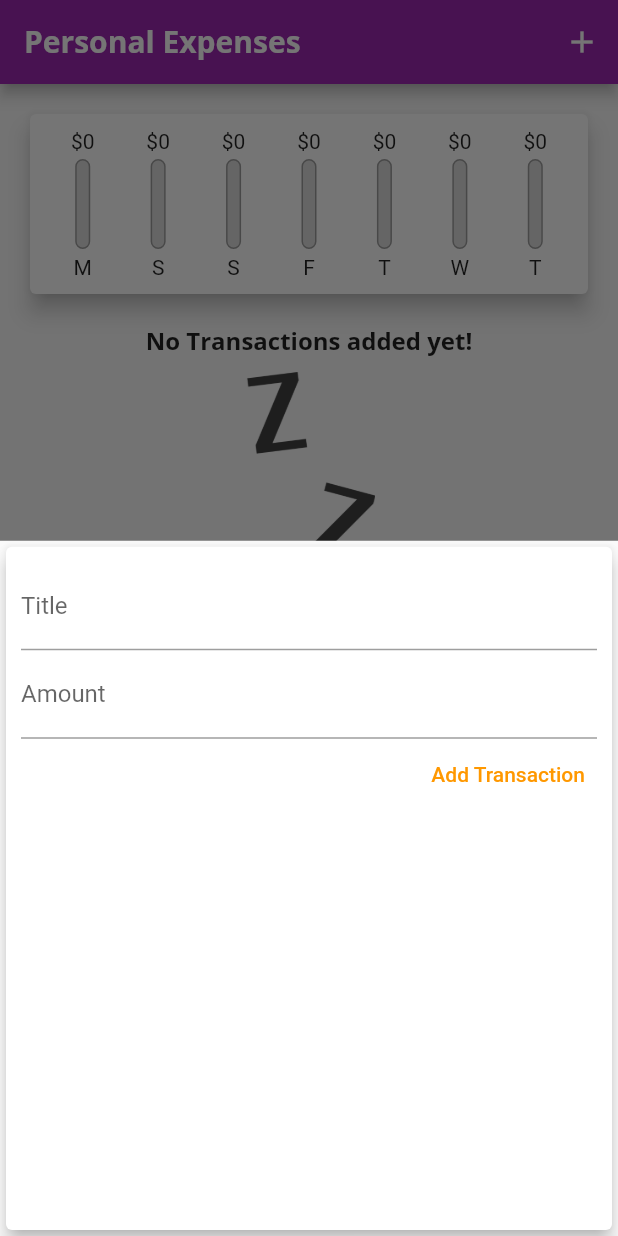
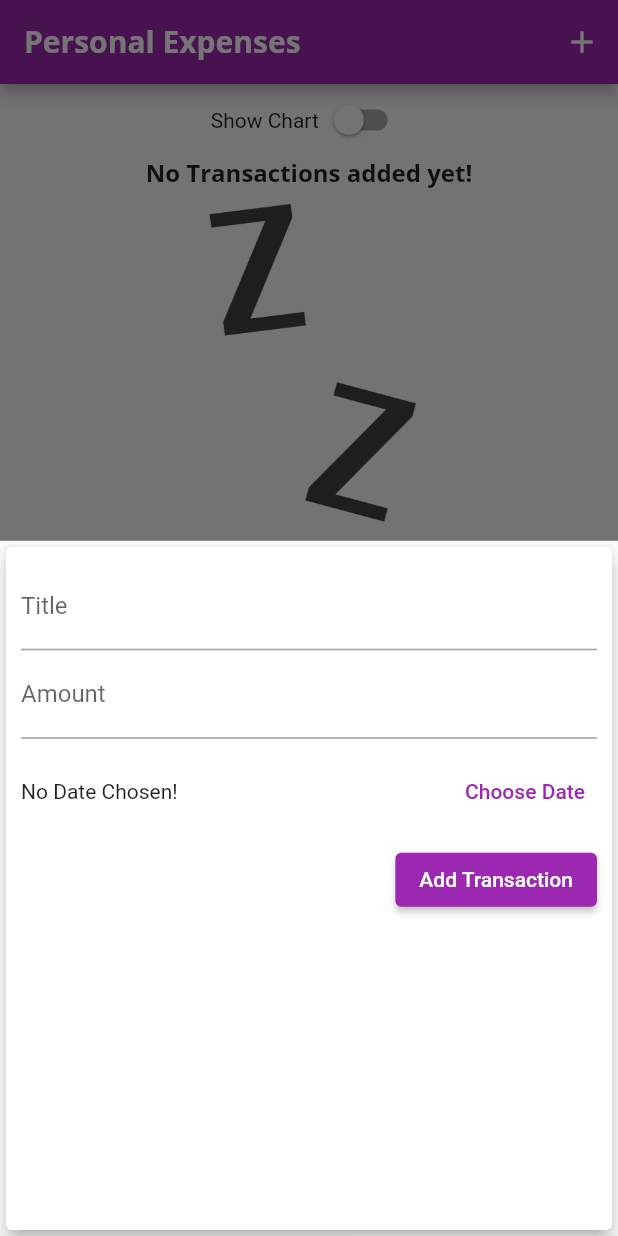
Before and after one commit to ductuanUET/personal_expenses_app, a Flutter app: the screen it shows after launch, after a tap on the "add" icon, on a phone screen of 412 x 824 dp. Run offline on Flutter 3.47's test engine with Material 2 defaults, Android fonts, the phone set to English and light mode, and no system bars.

Commit message:
update chart and transaction_list

```diff
--- a/lib/main.dart
+++ b/lib/main.dart
@@ -1,10 +1,16 @@
 import 'package:flutter/material.dart';
+import 'package:flutter/services.dart';
 import 'package:personal_expenses_app/widgets/new_transaction.dart';
 import 'models/transaction.dart';
 import './widgets/transaction_list.dart';
 import 'widgets/chart.dart';
 
 void main() {
+  // WidgetsFlutterBinding.ensureInitialized();
+  // SystemChrome.setPreferredOrientations([
+  //   DeviceOrientation.portraitUp,
+  //   DeviceOrientation.portraitDown,
+  // ]);
   runApp(MyApp());
 }
 
@@ -23,8 +29,7 @@ class MyApp extends StatelessWidget {
               fontFamily: 'OpenSans',
               fontSize: 16,
               fontWeight: FontWeight.bold,
-          )
-        ),
+            )),
         appBarTheme: AppBarTheme(
           titleTextStyle: TextStyle(
             fontFamily: 'OpenSans',
@@ -34,7 +39,6 @@ class MyApp extends StatelessWidget {
           ),
         ),
       ),
-
       home: MyHomePage(),
     );
   }
@@ -46,11 +50,12 @@ class MyHomePage extends StatefulWidget {
 }
 
 class _MyHomePageState extends State<MyHomePage> {
-  void _addNewTransaction(String txTitle, double txAmount) {
+  void _addNewTransaction(
+      String txTitle, double txAmount, DateTime choosenDate) {
     final newTx = Transaction(
       title: txTitle,
       amount: txAmount,
-      date: DateTime.now(),
+      date: choosenDate,
       id: DateTime.now().toString(),
     );
 
@@ -74,6 +79,7 @@ class _MyHomePageState extends State<MyHomePage> {
     // ),
   ];
 
+  bool _showChart = false;
   List<Transaction> get _recentTransactions {
     return _userTransactions.where((tx) {
       return tx.date!.isAfter(DateTime.now().subtract(Duration(days: 7)));
@@ -81,42 +87,78 @@ class _MyHomePageState extends State<MyHomePage> {
   }
 
   void _startAddNewTransaction(BuildContext ctx) {
-    showModalBottomSheet(context: ctx, builder: (_) {
+    showModalBottomSheet(
+      context: ctx,
+      builder: (_) {
         return GestureDetector(
           onTap: () {},
           child: NewTransaction(_addNewTransaction),
-        behavior: HitTestBehavior.opaque,);
+          behavior: HitTestBehavior.opaque,
+        );
+      },
+    );
+  }
 
-    },);
+  void _deleteTransaction(String id) {
+    setState(() {
+      _userTransactions.removeWhere((tx) => tx.id == id);
+    });
   }
 
   @override
   Widget build(BuildContext context) {
-    return Scaffold(
-      appBar: AppBar(
+    final appBar = AppBar(
       title: Text('Personal Expenses'),
       actions: [
-          IconButton(onPressed: () => _startAddNewTransaction(context), icon: Icon(Icons.add))
+        IconButton(
+            onPressed: () => _startAddNewTransaction(context),
+            icon: Icon(Icons.add))
       ],
-      ),
-      body:
-        SingleChildScrollView(
+    );
+    return Scaffold(
+      appBar: appBar,
+      body: SingleChildScrollView(
         child: Column(
           //mainAxisAlignment: MainAxisAlignment.start,
           crossAxisAlignment: CrossAxisAlignment.stretch,
           children: <Widget>[
-              Chart(_userTransactions),
-              TransactionList(_userTransactions),
+            Row(
+              mainAxisAlignment: MainAxisAlignment.center,
+              children: [
+                Text('Show Chart'),
+                Switch(
+                    value: _showChart,
+                    onChanged: (val) {
+                      setState(() {
+                        _showChart = val;
+                      });
+                    })
+              ],
+            ),
+            _showChart
+                ? Container(
+                    height: (MediaQuery.of(context).size.height -
+                            appBar.preferredSize.height -
+                            MediaQuery.of(context).padding.top) *
+                        0.7,
+                    child: Chart(_userTransactions),
+                  )
+                : Container(
+                    height: (MediaQuery.of(context).size.height -
+                            appBar.preferredSize.height -
+                            MediaQuery.of(context).padding.top) *
+                        0.7,
+                    child:
+                        TransactionList(_userTransactions, _deleteTransaction),
+                  ),
           ],
         ),
       ),
-
       floatingActionButtonLocation: FloatingActionButtonLocation.centerFloat,
       floatingActionButton: FloatingActionButton(
         child: Icon(Icons.add),
         onPressed: () => _startAddNewTransaction(context),
       ),
-
     );
   }
 }
--- a/lib/widgets/chart.dart
+++ b/lib/widgets/chart.dart
@@ -41,7 +41,7 @@ class Chart extends StatelessWidget {
   Widget build(BuildContext context) {
     print(groupedTransactionValues);
     return Card(
-        elevation: 6,
+          elevation: 5,
           margin: EdgeInsets.all(20),
           child: Container(
             padding: EdgeInsets.all(10),
@@ -58,6 +58,7 @@ class Chart extends StatelessWidget {
                 );
               }).toList()
             ),
-        ));
+          ),
+    );
   }
 }
--- a/lib/widgets/chart_bar.dart
+++ b/lib/widgets/chart_bar.dart
@@ -9,16 +9,21 @@ class ChartBar extends StatelessWidget {
 
   @override
   Widget build(BuildContext context) {
+    return LayoutBuilder(
+      builder: (ctx, constraints) {
         return Column(
           children: <Widget>[
-        FittedBox(
+            Container(
+              height: constraints.maxHeight * 0.15,
+              child: FittedBox(
                 child: Text('\$${spendingAmount.toStringAsFixed(0)}'),
               ),
+            ),
             SizedBox(
-          height: 4,
+              height: constraints.maxHeight * 0.05,
             ),
             Container(
-          height: 60,
+              height: constraints.maxHeight * 0.6,
               width: 10,
               child: Stack(
                 children: <Widget>[
@@ -42,10 +47,14 @@ class ChartBar extends StatelessWidget {
               ),
             ),
             SizedBox(
-          height: 4,
+              height: constraints.maxHeight * 0.05,
             ),
-        Text(label),
+            Container(
+              height: constraints.maxHeight * 0.15,
+              child: Text(label),),
           ],
+        );
+      },
     );
   }
 }
--- a/lib/widgets/new_transaction.dart
+++ b/lib/widgets/new_transaction.dart
@@ -1,5 +1,4 @@
-import 'dart:ffi';
-
+import 'package:intl/intl.dart';
 import 'package:flutter/material.dart';
 
 class NewTransaction extends StatefulWidget {
@@ -12,23 +11,45 @@ class NewTransaction extends StatefulWidget {
 }
 
 class _NewTransactionState extends State<NewTransaction> {
-  final titleController = TextEditingController();
-  final amountController = TextEditingController();
+  final _titleController = TextEditingController();
+  final _amountController = TextEditingController();
+  DateTime? _selectedDate;
 
-    void submitData() {
-    final enteredTitle = titleController.text;
-    final enteredAmount = double.parse(amountController.text);
+  void _submitData() {
+    if(_amountController.text.isEmpty) {
+      return;
+    }
+    final enteredTitle = _titleController.text;
+    final enteredAmount = double.parse(_amountController.text);
 
-    if(enteredTitle.isEmpty || enteredAmount <= 0) {
+    if (enteredTitle.isEmpty || enteredAmount <= 0 || _selectedDate == null) {
       return;
     }
 
     widget.addTx(
       enteredTitle,
       enteredAmount,
+      _selectedDate,
     );
 
     Navigator.of(context).pop();
+  }
+
+  void _presentDatePicker() {
+    showDatePicker(
+            context: context,
+            initialDate: DateTime.now(),
+            firstDate: DateTime(2019),
+            lastDate: DateTime.now())
+        .then((pickedDate) {
+      if (pickedDate == null) {
+        return;
+      }
+      setState(() {
+        _selectedDate = pickedDate;
+      });
+    });
+    print('...');
   }
 
   @override
@@ -42,18 +63,38 @@ class _NewTransactionState extends State<NewTransaction> {
             children: [
               TextField(
                 decoration: InputDecoration(labelText: 'Title'),
-                controller: titleController,
+                controller: _titleController,
               ),
               TextField(
                 decoration: InputDecoration(labelText: 'Amount'),
-                controller: amountController,
+                controller: _amountController,
                 keyboardType: TextInputType.number,
-                onSubmitted:(_) => submitData,
+                onSubmitted: (_) => _submitData,
               ),
-              TextButton(
-                child: Text('Add Transaction'),
-                style: TextButton.styleFrom(primary: Colors.orange),
-                onPressed: submitData,
+              Container(
+                height: 70,
+                child: Row(
+                  children: [
+                    Expanded(
+                        child: Text(_selectedDate == null
+                            ? 'No Date Chosen!'
+                            : 'Picked Date: ${DateFormat.yMd().format(_selectedDate!)}')),
+                    TextButton(
+                        onPressed: _presentDatePicker,
+                        child: Text('Choose Date'),
+                        style: TextButton.styleFrom(
+                          foregroundColor: Theme.of(context).primaryColor,
+                        ))
+                  ],
+                ),
+              ),
+              ElevatedButton(
+                child: Text(
+                  'Add Transaction',
+                  style: TextStyle(color: Colors.white),
+                ),
+                style: TextButton.styleFrom(primary: Colors.purple),
+                onPressed: _submitData,
               )
             ],
           ),
--- a/lib/widgets/transaction_list.dart
+++ b/lib/widgets/transaction_list.dart
@@ -4,15 +4,17 @@ import 'package:intl/intl.dart';
 
 class TransactionList extends StatelessWidget {
   final List<Transaction> transactions;
+  final Function deleteTx;
 
-  TransactionList(this.transactions);
+  TransactionList(this.transactions, this.deleteTx);
 
   @override
   Widget build(BuildContext context) {
     return Container(
-      height: 300,
+      height: MediaQuery.of(context).size.height * 0.6,
       child: transactions.isEmpty
-          ? Column(
+          ? LayoutBuilder(builder: (ctx, constraints) {
+            return Column(
               children: [
                 Text('No Transactions added yet!',
                     style: Theme.of(context).textTheme.headline6),
@@ -20,11 +22,12 @@ class TransactionList extends StatelessWidget {
                   height: 10,
                 ),
                 Container(
-                    height: 200,
+                    height: constraints.maxHeight * 0.6,
                     child: Image.asset('assets/images/waiting.png',
                         fit: BoxFit.cover))
               ],
-            )
+            );
+          })
           : ListView.builder(
               itemBuilder: (ctx, index) {
                 return Card(
@@ -38,8 +41,18 @@ class TransactionList extends StatelessWidget {
                             child: Text('\$${transactions[index].amount}')),
                       ),
                     ),
-                    title: Text(transactions[index].title!, style: Theme.of(context).textTheme.headline6,),
-                    subtitle: Text(DateFormat.yMMMd().format(transactions[index].date!)),
+                    title: Text(
+                      transactions[index].title!,
+                      style: Theme.of(context).textTheme.headline6,
+                    ),
+                    subtitle: Text(
+                      DateFormat.yMMMd().format(transactions[index].date!),
+                    ),
+                    trailing: IconButton(
+                      icon: Icon(Icons.delete),
+                      color: Theme.of(context).errorColor,
+                      onPressed: () => deleteTx(transactions[index].id),
+                    ),
                   ),
                 );
               },
```
Lines whose indentation alone changed are shown as unchanged.
